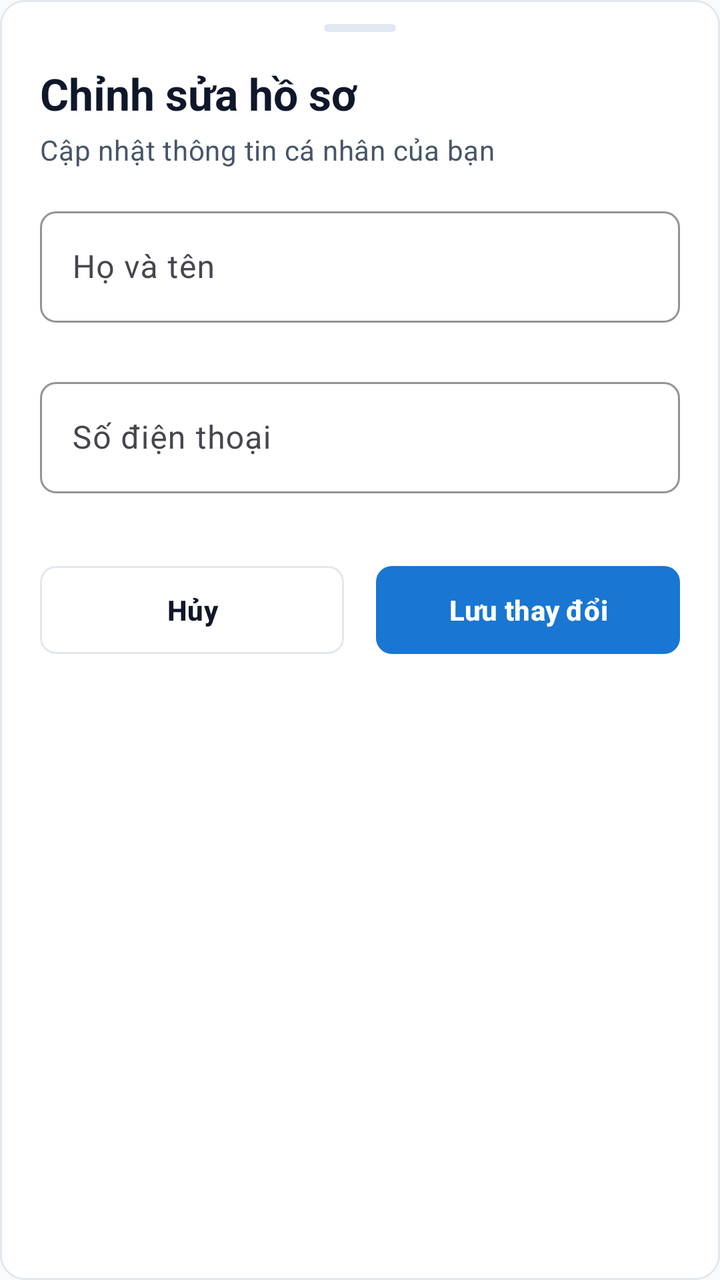
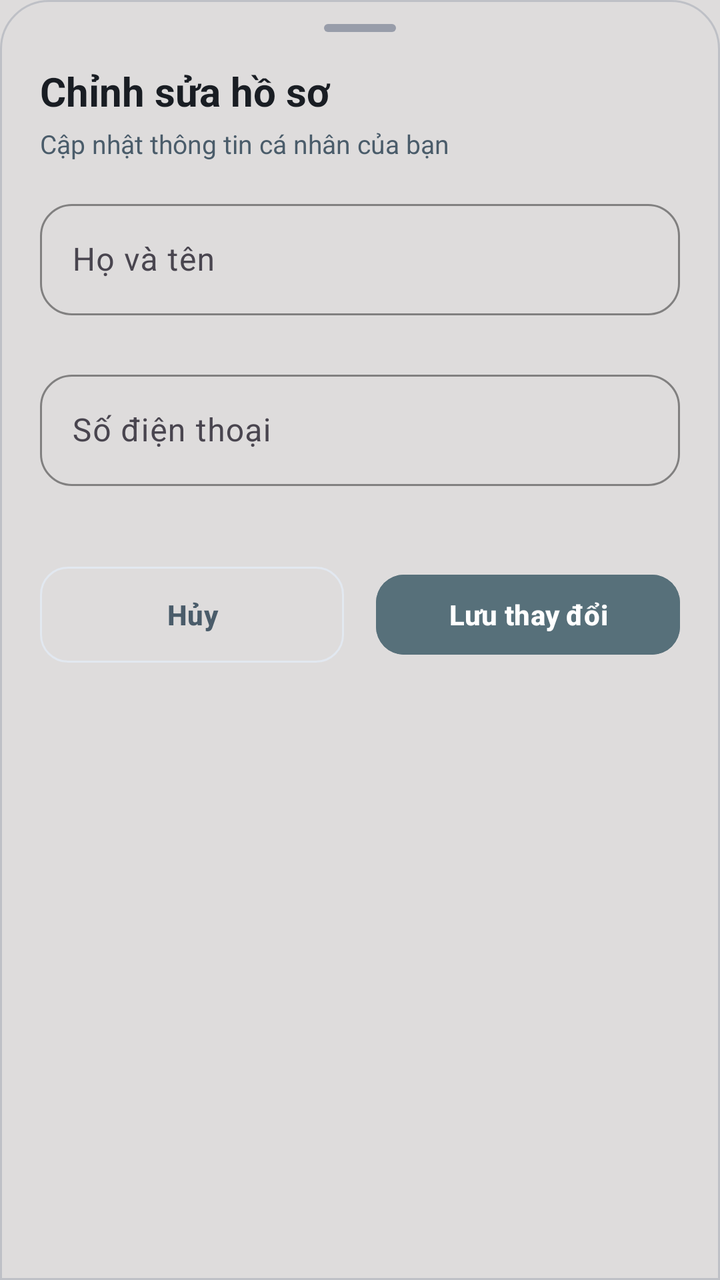

Two renders of the same Android screen: before a commit and after it. Below are the layout's source before the change and the commit's diff.
<!-- AndroidManifest.xml: application theme Theme.UniClassApp -->
<!-- res/layout/dialog_edit_profile_bottom_sheet.xml -->
<?xml version="1.0" encoding="utf-8"?>
<LinearLayout xmlns:android="http://schemas.android.com/apk/res/android"
    xmlns:app="http://schemas.android.com/apk/res-auto"
    android:layout_width="match_parent"
    android:layout_height="wrap_content"
    android:background="@drawable/bg_surface_card"
    android:orientation="vertical"
    android:paddingHorizontal="@dimen/space_20"
    android:paddingTop="@dimen/space_12"
    android:paddingBottom="@dimen/space_24">

    
    <View
        android:id="@+id/viewDragHandle"
        android:layout_width="36dp"
        android:layout_height="4dp"
        android:layout_gravity="center_horizontal"
        android:background="@drawable/bg_drag_handle" />

    
    <TextView
        android:id="@+id/tvEditProfileTitle"
        style="@style/TextAppearance.EduLens.Headline"
        android:layout_width="match_parent"
        android:layout_height="wrap_content"
        android:layout_marginTop="@dimen/space_16"
        android:text="@string/edit_profile_title" />

    
    <TextView
        android:id="@+id/tvEditProfileDesc"
        style="@style/TextAppearance.EduLens.Body"
        android:layout_width="match_parent"
        android:layout_height="wrap_content"
        android:layout_marginTop="@dimen/space_4"
        android:text="@string/edit_profile_desc" />

    
    <com.google.android.material.textfield.TextInputLayout
        android:id="@+id/tilFullName"
        style="@style/Widget.Material3.TextInputLayout.OutlinedBox"
        android:layout_width="match_parent"
        android:layout_height="wrap_content"
        android:layout_marginTop="@dimen/space_16"
        android:hint="@string/edit_profile_fullname_hint"
        app:boxCornerRadiusBottomEnd="@dimen/radius_sm"
        app:boxCornerRadiusBottomStart="@dimen/radius_sm"
        app:boxCornerRadiusTopEnd="@dimen/radius_sm"
        app:boxCornerRadiusTopStart="@dimen/radius_sm"
        app:boxStrokeColor="@color/color_primary"
        app:errorEnabled="true">

        <com.google.android.material.textfield.TextInputEditText
            android:id="@+id/etFullName"
            android:layout_width="match_parent"
            android:layout_height="wrap_content"
            android:inputType="textPersonName|textCapWords"
            android:maxLines="1"
            android:singleLine="true"
            android:textColor="@color/text_primary" />
    </com.google.android.material.textfield.TextInputLayout>

    
    <com.google.android.material.textfield.TextInputLayout
        android:id="@+id/tilPhone"
        style="@style/Widget.Material3.TextInputLayout.OutlinedBox"
        android:layout_width="match_parent"
        android:layout_height="wrap_content"
        android:layout_marginTop="@dimen/space_4"
        android:hint="@string/edit_profile_phone_hint"
        app:boxCornerRadiusBottomEnd="@dimen/radius_sm"
        app:boxCornerRadiusBottomStart="@dimen/radius_sm"
        app:boxCornerRadiusTopEnd="@dimen/radius_sm"
        app:boxCornerRadiusTopStart="@dimen/radius_sm"
        app:boxStrokeColor="@color/color_primary"
        app:errorEnabled="true">

        <com.google.android.material.textfield.TextInputEditText
            android:id="@+id/etPhone"
            android:layout_width="match_parent"
            android:layout_height="wrap_content"
            android:inputType="phone"
            android:maxLines="1"
            android:singleLine="true"
            android:textColor="@color/text_primary" />
    </com.google.android.material.textfield.TextInputLayout>

    
    <ProgressBar
        android:id="@+id/pbLoading"
        android:layout_width="wrap_content"
        android:layout_height="wrap_content"
        android:layout_gravity="center_horizontal"
        android:layout_marginTop="@dimen/space_8"
        android:indeterminateTint="@color/color_primary"
        android:visibility="gone" />

    
    <LinearLayout
        android:layout_width="match_parent"
        android:layout_height="wrap_content"
        android:layout_marginTop="@dimen/space_16"
        android:orientation="horizontal">

        <com.google.android.material.button.MaterialButton
            android:id="@+id/btnCancel"
            style="@style/Widget.EduLens.Button.Outlined"
            android:layout_width="0dp"
            android:layout_height="44dp"
            android:layout_marginEnd="@dimen/space_8"
            android:layout_weight="1"
            android:text="@string/btn_cancel" />

        <com.google.android.material.button.MaterialButton
            android:id="@+id/btnSaveProfile"
            style="@style/Widget.EduLens.Button.Filled"
            android:layout_width="0dp"
            android:layout_height="44dp"
            android:layout_marginStart="@dimen/space_8"
            android:layout_weight="1"
            android:text="@string/edit_profile_btn_save" />
    </LinearLayout>
</LinearLayout>
<!-- resources referenced by this layout -->
<resources>
  <color name="color_primary">#1976D2</color>
  <color name="text_primary">#0F172A</color>
  <dimen name="radius_sm">8dp</dimen>
  <dimen name="space_12">12dp</dimen>
  <dimen name="space_16">16dp</dimen>
  <dimen name="space_20">20dp</dimen>
  <dimen name="space_24">24dp</dimen>
  <dimen name="space_4">4dp</dimen>
  <dimen name="space_8">8dp</dimen>
  <!-- drawable bg_drag_handle (drawable) -->
  <?xml version="1.0" encoding="utf-8"?>
  <shape xmlns:android="http://schemas.android.com/apk/res/android"
      android:shape="rectangle">
      <corners android:radius="@dimen/radius_pill" />
      <solid android:color="@color/outline_border" />
      <size
          android:width="36dp"
          android:height="4dp" />
  </shape>
  <!-- drawable bg_surface_card (drawable) -->
  <?xml version="1.0" encoding="utf-8"?>
  <shape xmlns:android="http://schemas.android.com/apk/res/android"
      android:shape="rectangle">
      <solid android:color="@color/color_surface" />
      <stroke
          android:width="1dp"
          android:color="@color/outline_border" />
      <corners android:radius="@dimen/radius_md" />
  </shape>
  <string name="btn_cancel">Hủy</string>
  <string name="edit_profile_btn_save">Lưu thay đổi</string>
  <string name="edit_profile_desc">Cập nhật thông tin cá nhân của bạn</string>
  <string name="edit_profile_fullname_hint">Họ và tên</string>
  <string name="edit_profile_phone_hint">Số điện thoại</string>
  <string name="edit_profile_title">Chỉnh sửa hồ sơ</string>
  <style name="TextAppearance.EduLens.Body" parent="TextAppearance.Material3.BodyMedium">
          <item name="android:textSize">14sp</item>
          <item name="android:textStyle">normal</item>
          <item name="android:textColor">@color/text_secondary</item>
      </style>
  <style name="TextAppearance.EduLens.Headline" parent="TextAppearance.Material3.HeadlineSmall">
          <item name="android:textSize">22sp</item>
          <item name="android:textStyle">bold</item>
          <item name="android:textColor">@color/text_primary</item>
      </style>
  <style name="Widget.EduLens.Button.Filled" parent="Widget.Material3.Button">
          <item name="android:minHeight">@dimen/button_height_md</item>
          <item name="android:insetTop">0dp</item>
          <item name="android:insetBottom">0dp</item>
          <item name="backgroundTint">@color/color_primary</item>
          <item name="android:textColor">@color/white</item>
          <item name="cornerRadius">@dimen/radius_sm</item>
          <item name="android:textAllCaps">false</item>
          <item name="android:textStyle">bold</item>
      </style>
  <style name="Theme.UniClassApp" parent="Base.Theme.UniClassApp" />
  <dimen name="radius_pill">999dp</dimen>
  <color name="outline_border">#E2E8F0</color>
  <color name="color_surface">#FFFFFF</color>
  <dimen name="radius_md">12dp</dimen>
  <color name="text_secondary">#475569</color>
  <dimen name="button_height_md">40dp</dimen>
  <color name="white">#FFFFFFFF</color>
  <style name="Base.Theme.UniClassApp" parent="Theme.Material3.Light.NoActionBar">
          <item name="colorPrimary">@color/color_primary</item>
          <item name="colorPrimaryContainer">@color/color_primary_container</item>
          <item name="colorSecondary">@color/color_secondary</item>
          <item name="colorSecondaryContainer">@color/color_secondary_container</item>
          <item name="colorSurface">@color/color_surface</item>
          <item name="android:colorBackground">@color/color_background</item>
          <item name="colorError">@color/color_error</item>
          <item name="android:statusBarColor">@color/color_surface</item>
          <item name="android:windowLightStatusBar" tools:targetApi="m">true</item>
      </style>
  <color name="color_primary_container">#E3F2FD</color>
  <color name="color_secondary">#0288D1</color>
  <color name="color_secondary_container">#E0F2FE</color>
  <color name="color_background">#F8FAFC</color>
  <color name="color_error">#DC2626</color>
  <!-- unchanged entries left out for length: 1 -->
</resources>

<!-- the commit's change to res/layout/dialog_edit_profile_bottom_sheet.xml (unified diff, before → after) -->
@@ -3,11 +3,11 @@
     xmlns:app="http://schemas.android.com/apk/res-auto"
     android:layout_width="match_parent"
     android:layout_height="wrap_content"
-    android:background="@drawable/bg_surface_card"
+    android:background="@drawable/bg_unified_bottom_sheet"
     android:orientation="vertical"
-    android:paddingHorizontal="@dimen/space_20"
-    android:paddingTop="@dimen/space_12"
-    android:paddingBottom="@dimen/space_24">
+    android:paddingHorizontal="20dp"
+    android:paddingTop="12dp"
+    android:paddingBottom="28dp">
 
     
     <View
@@ -15,25 +15,28 @@
         android:layout_width="36dp"
         android:layout_height="4dp"
         android:layout_gravity="center_horizontal"
-        android:background="@drawable/bg_drag_handle" />
+        android:background="@drawable/bg_unified_drag_handle" />
 
     
     <TextView
         android:id="@+id/tvEditProfileTitle"
-        style="@style/TextAppearance.EduLens.Headline"
         android:layout_width="match_parent"
         android:layout_height="wrap_content"
-        android:layout_marginTop="@dimen/space_16"
-        android:text="@string/edit_profile_title" />
+        android:layout_marginTop="16dp"
+        android:text="@string/edit_profile_title"
+        android:textColor="@color/uc_text_primary"
+        android:textSize="20sp"
+        android:textStyle="bold" />
 
     
     <TextView
         android:id="@+id/tvEditProfileDesc"
-        style="@style/TextAppearance.EduLens.Body"
         android:layout_width="match_parent"
         android:layout_height="wrap_content"
-        android:layout_marginTop="@dimen/space_4"
-        android:text="@string/edit_profile_desc" />
+        android:layout_marginTop="4dp"
+        android:text="@string/edit_profile_desc"
+        android:textColor="@color/uc_text_secondary"
+        android:textSize="13sp" />
 
     
     <com.google.android.material.textfield.TextInputLayout
@@ -41,13 +44,13 @@
         style="@style/Widget.Material3.TextInputLayout.OutlinedBox"
         android:layout_width="match_parent"
         android:layout_height="wrap_content"
-        android:layout_marginTop="@dimen/space_16"
+        android:layout_marginTop="16dp"
         android:hint="@string/edit_profile_fullname_hint"
-        app:boxCornerRadiusBottomEnd="@dimen/radius_sm"
-        app:boxCornerRadiusBottomStart="@dimen/radius_sm"
-        app:boxCornerRadiusTopEnd="@dimen/radius_sm"
-        app:boxCornerRadiusTopStart="@dimen/radius_sm"
-        app:boxStrokeColor="@color/color_primary"
+        app:boxCornerRadiusBottomEnd="16dp"
+        app:boxCornerRadiusBottomStart="16dp"
+        app:boxCornerRadiusTopEnd="16dp"
+        app:boxCornerRadiusTopStart="16dp"
+        app:boxStrokeColor="@color/p2_teal"
         app:errorEnabled="true">
 
         <com.google.android.material.textfield.TextInputEditText
@@ -57,7 +60,7 @@
             android:inputType="textPersonName|textCapWords"
             android:maxLines="1"
             android:singleLine="true"
-            android:textColor="@color/text_primary" />
+            android:textColor="@color/uc_text_primary" />
     </com.google.android.material.textfield.TextInputLayout>
 
     
@@ -66,13 +69,13 @@
         style="@style/Widget.Material3.TextInputLayout.OutlinedBox"
         android:layout_width="match_parent"
         android:layout_height="wrap_content"
-        android:layout_marginTop="@dimen/space_4"
+        android:layout_marginTop="4dp"
         android:hint="@string/edit_profile_phone_hint"
-        app:boxCornerRadiusBottomEnd="@dimen/radius_sm"
-        app:boxCornerRadiusBottomStart="@dimen/radius_sm"
-        app:boxCornerRadiusTopEnd="@dimen/radius_sm"
-        app:boxCornerRadiusTopStart="@dimen/radius_sm"
-        app:boxStrokeColor="@color/color_primary"
+        app:boxCornerRadiusBottomEnd="16dp"
+        app:boxCornerRadiusBottomStart="16dp"
+        app:boxCornerRadiusTopEnd="16dp"
+        app:boxCornerRadiusTopStart="16dp"
+        app:boxStrokeColor="@color/p2_teal"
         app:errorEnabled="true">
 
         <com.google.android.material.textfield.TextInputEditText
@@ -82,7 +85,7 @@
             android:inputType="phone"
             android:maxLines="1"
             android:singleLine="true"
-            android:textColor="@color/text_primary" />
+            android:textColor="@color/uc_text_primary" />
     </com.google.android.material.textfield.TextInputLayout>
 
     
@@ -91,33 +94,40 @@
         android:layout_width="wrap_content"
         android:layout_height="wrap_content"
         android:layout_gravity="center_horizontal"
-        android:layout_marginTop="@dimen/space_8"
-        android:indeterminateTint="@color/color_primary"
+        android:layout_marginTop="8dp"
+        android:indeterminateTint="@color/p2_teal"
         android:visibility="gone" />
 
     
     <LinearLayout
         android:layout_width="match_parent"
         android:layout_height="wrap_content"
-        android:layout_marginTop="@dimen/space_16"
+        android:layout_marginTop="20dp"
         android:orientation="horizontal">
 
         <com.google.android.material.button.MaterialButton
             android:id="@+id/btnCancel"
             style="@style/Widget.EduLens.Button.Outlined"
             android:layout_width="0dp"
-            android:layout_height="44dp"
-            android:layout_marginEnd="@dimen/space_8"
+            android:layout_height="48dp"
+            android:layout_marginEnd="8dp"
             android:layout_weight="1"
-            android:text="@string/btn_cancel" />
+            android:strokeColor="@color/uc_border_card"
+            android:text="@string/btn_cancel"
+            android:textColor="@color/uc_text_secondary"
+            app:cornerRadius="14dp" />
 
         <com.google.android.material.button.MaterialButton
             android:id="@+id/btnSaveProfile"
-            style="@style/Widget.EduLens.Button.Filled"
             android:layout_width="0dp"
-            android:layout_height="44dp"
-            android:layout_marginStart="@dimen/space_8"
+            android:layout_height="48dp"
+            android:layout_marginStart="8dp"
             android:layout_weight="1"
-            android:text="@string/edit_profile_btn_save" />
+            android:backgroundTint="@color/p2_teal"
+            android:text="@string/edit_profile_btn_save"
+            android:textColor="#FFFFFF"
+            android:textStyle="bold"
+            app:cornerRadius="14dp" />
     </LinearLayout>
+
 </LinearLayout>
<!-- resource entries referenced after the edit -->
@@ -1,83 +1,52 @@
 <!-- resources referenced by this layout -->
 <resources>
-  <color name="color_primary">#1976D2</color>
-  <color name="text_primary">#0F172A</color>
-  <dimen name="radius_sm">8dp</dimen>
-  <dimen name="space_12">12dp</dimen>
-  <dimen name="space_16">16dp</dimen>
-  <dimen name="space_20">20dp</dimen>
-  <dimen name="space_24">24dp</dimen>
-  <dimen name="space_4">4dp</dimen>
-  <dimen name="space_8">8dp</dimen>
-  <!-- drawable bg_drag_handle (drawable) -->
+  <color name="p2_teal">#57707A</color>
+  <color name="uc_border_card">#73989DAA</color>
+  <color name="uc_text_primary">#191D23</color>
+  <color name="uc_text_secondary">#4A5C6A</color>
+  <!-- drawable bg_unified_bottom_sheet (drawable) -->
   <?xml version="1.0" encoding="utf-8"?>
   <shape xmlns:android="http://schemas.android.com/apk/res/android"
       android:shape="rectangle">
-      <corners android:radius="@dimen/radius_pill" />
-      <solid android:color="@color/outline_border" />
-      <size
-          android:width="36dp"
-          android:height="4dp" />
+      <solid android:color="@color/uc_bg_bottom_nav" />
+      <corners
+          android:topLeftRadius="24dp"
+          android:topRightRadius="24dp" />
+      <stroke
+          android:width="1dp"
+          android:color="@color/uc_border_card" />
   </shape>
-  <!-- drawable bg_surface_card (drawable) -->
+  <!-- drawable bg_unified_drag_handle (drawable) -->
   <?xml version="1.0" encoding="utf-8"?>
   <shape xmlns:android="http://schemas.android.com/apk/res/android"
       android:shape="rectangle">
-      <solid android:color="@color/color_surface" />
-      <stroke
-          android:width="1dp"
-          android:color="@color/outline_border" />
-      <corners android:radius="@dimen/radius_md" />
+      <solid android:color="@color/p2_surface" />
+      <corners android:radius="999dp" />
   </shape>
+  <color name="text_primary">#0F172A</color>
+  <dimen name="radius_sm">8dp</dimen>
   <string name="btn_cancel">Hủy</string>
   <string name="edit_profile_btn_save">Lưu thay đổi</string>
   <string name="edit_profile_desc">Cập nhật thông tin cá nhân của bạn</string>
   <string name="edit_profile_fullname_hint">Họ và tên</string>
   <string name="edit_profile_phone_hint">Số điện thoại</string>
   <string name="edit_profile_title">Chỉnh sửa hồ sơ</string>
-  <style name="TextAppearance.EduLens.Body" parent="TextAppearance.Material3.BodyMedium">
-          <item name="android:textSize">14sp</item>
-          <item name="android:textStyle">normal</item>
-          <item name="android:textColor">@color/text_secondary</item>
-      </style>
-  <style name="TextAppearance.EduLens.Headline" parent="TextAppearance.Material3.HeadlineSmall">
-          <item name="android:textSize">22sp</item>
-          <item name="android:textStyle">bold</item>
-          <item name="android:textColor">@color/text_primary</item>
-      </style>
-  <style name="Widget.EduLens.Button.Filled" parent="Widget.Material3.Button">
-          <item name="android:minHeight">@dimen/button_height_md</item>
-          <item name="android:insetTop">0dp</item>
-          <item name="android:insetBottom">0dp</item>
-          <item name="backgroundTint">@color/color_primary</item>
-          <item name="android:textColor">@color/white</item>
-          <item name="cornerRadius">@dimen/radius_sm</item>
-          <item name="android:textAllCaps">false</item>
-          <item name="android:textStyle">bold</item>
-      </style>
   <style name="Theme.UniClassApp" parent="Base.Theme.UniClassApp" />
-  <dimen name="radius_pill">999dp</dimen>
+  <color name="uc_bg_bottom_nav">@color/uc_bg_canvas</color>
+  <color name="p2_surface">#989DAA</color>
   <color name="outline_border">#E2E8F0</color>
-  <color name="color_surface">#FFFFFF</color>
-  <dimen name="radius_md">12dp</dimen>
-  <color name="text_secondary">#475569</color>
   <dimen name="button_height_md">40dp</dimen>
-  <color name="white">#FFFFFFFF</color>
-  <style name="Base.Theme.UniClassApp" parent="Theme.Material3.Light.NoActionBar">
-          <item name="colorPrimary">@color/color_primary</item>
-          <item name="colorPrimaryContainer">@color/color_primary_container</item>
-          <item name="colorSecondary">@color/color_secondary</item>
-          <item name="colorSecondaryContainer">@color/color_secondary_container</item>
-          <item name="colorSurface">@color/color_surface</item>
-          <item name="android:colorBackground">@color/color_background</item>
+  <style name="Base.Theme.UniClassApp" parent="Theme.Material3.DayNight.NoActionBar">
+          <item name="colorPrimary">@color/p2_teal</item>
+          <item name="colorSecondary">@color/p2_lavender</item>
+          <item name="colorSurface">@color/uc_bg_canvas</item>
+          <item name="android:colorBackground">@color/uc_bg_canvas</item>
           <item name="colorError">@color/color_error</item>
-          <item name="android:statusBarColor">@color/color_surface</item>
+          <item name="android:statusBarColor">@color/uc_bg_canvas</item>
           <item name="android:windowLightStatusBar" tools:targetApi="m">true</item>
       </style>
-  <color name="color_primary_container">#E3F2FD</color>
-  <color name="color_secondary">#0288D1</color>
-  <color name="color_secondary_container">#E0F2FE</color>
-  <color name="color_background">#F8FAFC</color>
+  <color name="uc_bg_canvas">#DEDCDC</color>
+  <color name="p2_lavender">#C5BAC4</color>
   <color name="color_error">#DC2626</color>
   <!-- unchanged entries left out for length: 1 -->
 </resources>
